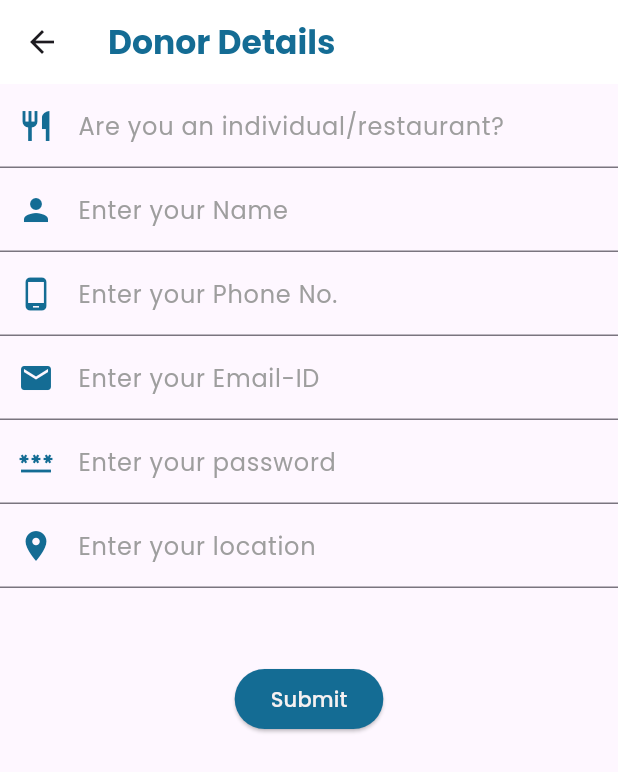
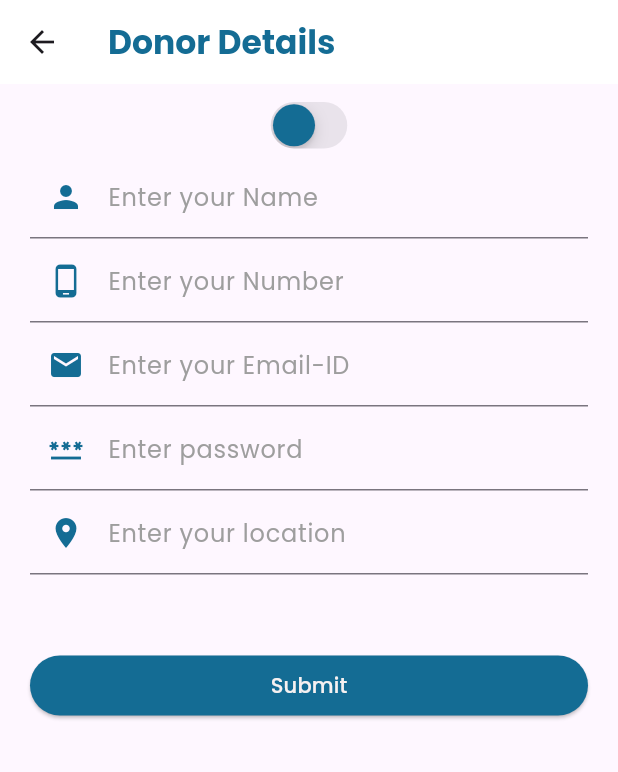
Before and after one commit to tanish105/Food_app_flutter, a Flutter app: the screen it shows after launch, after a tap on the "fastfood" icon, on a phone screen of 412 x 824 dp. Shown: the top 772 px of the screen. Run offline on Flutter 3.47's test engine with Material 2 defaults, Android fonts, the phone set to English and light mode, and no system bars; our stand-ins replace google_fonts; missing offline and left inert: footer.

Commit message:
Changes made by me
Tanish I have made changes in the UI kindly go through it

```diff
--- a/lib/NGO_details.dart
+++ b/lib/NGO_details.dart
@@ -25,7 +25,9 @@ class _NGOdetailsState extends State<NGOdetails> {
         backgroundColor: Colors.white,
       ),
       body: Form(
-        child: Column(
+        child: Padding(
+          padding: const EdgeInsets.symmetric(vertical: 8.0, horizontal: 20.0),
+          child: ListView(
             children: [
               TextFormField(
                 cursorColor: Colors.grey,
@@ -148,6 +150,7 @@ class _NGOdetailsState extends State<NGOdetails> {
             ],
           ),
         ),
+      ),
     );
   }
 }
--- a/lib/donor_details.dart
+++ b/lib/donor_details.dart
@@ -1,3 +1,4 @@
+import 'package:flutter/cupertino.dart';
 import 'package:flutter/material.dart';
 import 'package:food_app/food_details.dart';
 import 'package:google_fonts/google_fonts.dart';
@@ -11,7 +12,11 @@ class DonorDetails extends StatefulWidget {
 
 class _DonorDetailsState extends State<DonorDetails> {
   @override
+  List<String> list = <String>['Individual', 'Organization'];
+  bool state = false;
+
   Widget build(BuildContext context) {
+    String dropdownValue = list.first;
     return Scaffold(
       appBar: AppBar(
         title: Text(
@@ -24,22 +29,23 @@ class _DonorDetailsState extends State<DonorDetails> {
         backgroundColor: Colors.white,
       ),
       body: Form(
-        child: Column(
+        child: Padding(
+          padding: const EdgeInsets.symmetric(vertical: 8.0, horizontal: 20.0),
+          child: ListView(
             children: [
-            TextFormField(
-              cursorColor: Colors.grey,
-              decoration: InputDecoration(
-                prefixIcon: const Icon(
-                  Icons.restaurant,
-                  color: Color(0xFF146C94),
-                ),
-                focusedBorder: const UnderlineInputBorder(
-                  borderSide: BorderSide(color: Colors.grey),
-                ),
-                labelText: 'Are you an individual/restaurant?',
-                labelStyle: GoogleFonts.poppins(
-                  color: Colors.grey,
-                ),
+              Align(
+                alignment: Alignment.center,
+                child: CupertinoSwitch(
+                  value:state,
+                  onChanged: (value){
+                    state = value;
+                    setState(() {
+
+                    },
+                    );
+                  },
+                  thumbColor: Color(0xFF146C94),
+                  activeColor: Color(0x78788028),
                 ),
               ),
               TextFormField(
@@ -52,7 +58,7 @@ class _DonorDetailsState extends State<DonorDetails> {
                   focusedBorder: const UnderlineInputBorder(
                     borderSide: BorderSide(color: Colors.grey),
                   ),
-                labelText: 'Enter your Name',
+                  labelText: state?'Enter organization Name':'Enter your Name',
                   labelStyle: GoogleFonts.poppins(
                     color: Colors.grey,
                   ),
@@ -68,7 +74,7 @@ class _DonorDetailsState extends State<DonorDetails> {
                   focusedBorder: const UnderlineInputBorder(
                     borderSide: BorderSide(color: Colors.grey),
                   ),
-                labelText: 'Enter your Phone No.',
+                  labelText: state?'Enter organization Number':'Enter your Number',
                   labelStyle: GoogleFonts.poppins(
                     color: Colors.grey,
                   ),
@@ -84,7 +90,7 @@ class _DonorDetailsState extends State<DonorDetails> {
                   focusedBorder: const UnderlineInputBorder(
                     borderSide: BorderSide(color: Colors.grey),
                   ),
-                labelText: 'Enter your Email-ID',
+                  labelText: state?'Enter organization Email-ID':'Enter your Email-ID',
                   labelStyle: GoogleFonts.poppins(
                     color: Colors.grey,
                   ),
@@ -100,7 +106,7 @@ class _DonorDetailsState extends State<DonorDetails> {
                   focusedBorder: const UnderlineInputBorder(
                     borderSide: BorderSide(color: Colors.grey),
                   ),
-                labelText: 'Enter your password',
+                  labelText: 'Enter password',
                   labelStyle: GoogleFonts.poppins(
                     color: Colors.grey,
                   ),
@@ -116,7 +122,7 @@ class _DonorDetailsState extends State<DonorDetails> {
                   focusedBorder: const UnderlineInputBorder(
                     borderSide: BorderSide(color: Colors.grey),
                   ),
-                labelText: 'Enter your location',
+                  labelText: state?'Enter organization location':'Enter your location',
                   labelStyle: GoogleFonts.poppins(
                     color: Colors.grey,
                   ),
@@ -125,9 +131,9 @@ class _DonorDetailsState extends State<DonorDetails> {
               SizedBox(
                 height: 50,
               ),
-            Container(
-              child: ElevatedButton(
+              ElevatedButton(
                 style: ElevatedButton.styleFrom(
+                  fixedSize: Size(10, 5),
                   primary: Color(0xFF146C94),
                 ),
                 child: Text(
@@ -143,8 +149,8 @@ class _DonorDetailsState extends State<DonorDetails> {
                           builder: (context) => const FoodDetails()));
                 },
               ),
+            ],
           ),
-          ],
         ),
       ),
     );
--- a/lib/homepage.dart
+++ b/lib/homepage.dart
@@ -21,7 +21,7 @@ class _HomePageState extends State<HomePage> {
     return Scaffold(
       appBar: AppBar(),
       body: Column(
-        mainAxisAlignment: MainAxisAlignment.start,
+        mainAxisAlignment: MainAxisAlignment.spaceBetween,
         crossAxisAlignment: CrossAxisAlignment.center,
         children: [
           const Row(
@@ -50,7 +50,7 @@ class _HomePageState extends State<HomePage> {
             mainAxisAlignment: MainAxisAlignment.center,
             children: [
               Text(
-                'choose any one',
+                'New User? Choose any one',
                 style: GoogleFonts.poppins(
                     fontSize: 15,
                     fontWeight: FontWeight.w300,
--- a/lib/login_page.dart
+++ b/lib/login_page.dart
@@ -24,9 +24,9 @@ class _LoginPageState extends State<LoginPage> {
         ),
         backgroundColor: Colors.white,
       ),
-      body: Form(
-          child:
-          Column(
+      body: Padding(
+        padding: const EdgeInsets.symmetric(vertical: 8.0, horizontal: 20),
+        child: ListView(
           children: [
             TextFormField(
               cursorColor: Colors.grey,
@@ -38,13 +38,14 @@ class _LoginPageState extends State<LoginPage> {
                 focusedBorder: const UnderlineInputBorder(
                   borderSide: BorderSide(color: Colors.grey),
                 ),
-                  labelText: 'Enter your Email-ID',
+                labelText: 'Enter registered Email-ID',
                 labelStyle: GoogleFonts.poppins(
                   color: Colors.grey,
                 ),
               ),
             ),
             TextFormField(
+              obscureText: true,
               cursorColor: Colors.grey,
               decoration: InputDecoration(
                 prefixIcon: Icon(
@@ -54,7 +55,7 @@ class _LoginPageState extends State<LoginPage> {
                 focusedBorder: const UnderlineInputBorder(
                   borderSide: BorderSide(color: Colors.grey),
                 ),
-                  labelText: 'Enter your password',
+                labelText: 'Password',
                 labelStyle: GoogleFonts.poppins(
                   color: Colors.grey,
                 ),
```
Lines whose indentation alone changed are shown as unchanged.
